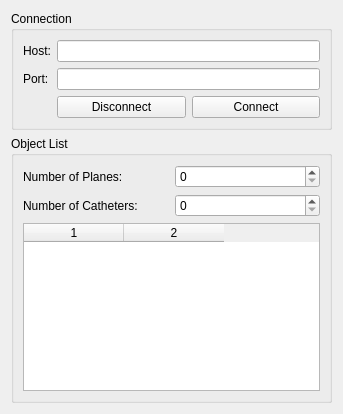
Qt form Plugins/GeomServer/GeomServer.ui (pengwg/vurtigo) before a commit.
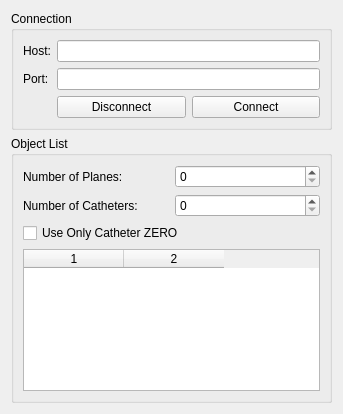
The same form after that commit.

Commit message: Modified GeomServer client plugin to receive catheter 0 multiple times. BugID:722 Analysis: All of the coils for all catheters were arriving as part of the same catheter. This prevents the catheter coils from being shown as part of two or more different splines. One catheter object is not capable of rendering more than one spline as that would represent more than one catheter.

What changed in the file:
```diff
--- a/Plugins/GeomServer/GeomServer.ui
+++ b/Plugins/GeomServer/GeomServer.ui
@@ -102,6 +102,13 @@
         </item>
        </layout>
       </item>
+      <item>
+       <widget class="QCheckBox" name="cathZeroCheckBox">
+        <property name="text">
+         <string>Use Only Catheter ZERO</string>
+        </property>
+       </widget>
+      </item>
       <item>
        <widget class="QTableWidget" name="objectTable">
         <property name="columnCount">
```
The commit also changes 4 other files.
